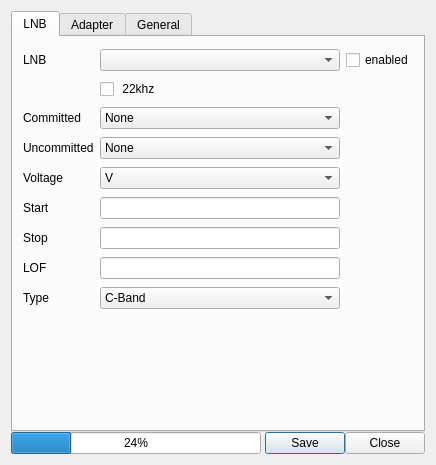
stahir/updatedvb, file settings.ui: the form before one commit.
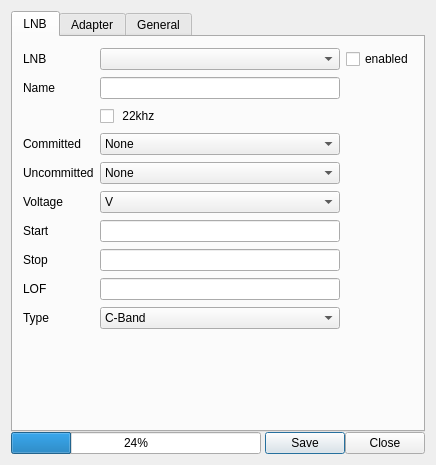
The form after the commit. The open tabs and pages were chosen to show the change.

```diff
--- a/settings.ui
+++ b/settings.ui
@@ -93,11 +93,42 @@
            <x>10</x>
            <y>10</y>
            <width>391</width>
-           <height>271</height>
+           <height>284</height>
           </rect>
          </property>
          <layout class="QGridLayout" name="gridLayout_2">
-          <item row="3" column="1">
+          <item row="6" column="0">
+           <widget class="QLabel" name="label">
+            <property name="text">
+             <string>Start</string>
+            </property>
+           </widget>
+          </item>
+          <item row="5" column="1">
+           <widget class="QComboBox" name="comboBox_voltage">
+            <item>
+             <property name="text">
+              <string>V</string>
+             </property>
+            </item>
+            <item>
+             <property name="text">
+              <string>H</string>
+             </property>
+            </item>
+            <item>
+             <property name="text">
+              <string>N</string>
+             </property>
+            </item>
+            <item>
+             <property name="text">
+              <string>B</string>
+             </property>
+            </item>
+           </widget>
+          </item>
+          <item row="4" column="1">
            <widget class="QComboBox" name="comboBox_uncommitted">
             <item>
              <property name="text">
@@ -146,126 +177,64 @@
             </item>
            </widget>
           </item>
-          <item row="2" column="0">
+          <item row="3" column="0">
            <widget class="QLabel" name="label_4">
             <property name="text">
              <string>Committed</string>
             </property>
            </widget>
           </item>
-          <item row="1" column="1">
-           <widget class="QCheckBox" name="checkBox_tone">
-            <property name="text">
-             <string> 22khz</string>
-            </property>
-           </widget>
-          </item>
-          <item row="0" column="1">
-           <widget class="QComboBox" name="comboBox_lnb"/>
-          </item>
-          <item row="3" column="0">
+          <item row="4" column="0">
            <widget class="QLabel" name="label_diseqcport">
             <property name="text">
              <string>Uncommitted</string>
             </property>
            </widget>
           </item>
+          <item row="3" column="1">
+           <widget class="QComboBox" name="comboBox_committed">
+            <item>
+             <property name="text">
+              <string>None</string>
+             </property>
+            </item>
+            <item>
+             <property name="text">
+              <string>1</string>
+             </property>
+            </item>
+            <item>
+             <property name="text">
+              <string>2</string>
+             </property>
+            </item>
+            <item>
+             <property name="text">
+              <string>3</string>
+             </property>
+            </item>
+            <item>
+             <property name="text">
+              <string>4</string>
+             </property>
+            </item>
+           </widget>
+          </item>
           <item row="6" column="1">
-           <widget class="QLineEdit" name="lineEdit_f_stop">
-            <property name="text">
-             <string/>
-            </property>
-           </widget>
-          </item>
-          <item row="5" column="1">
            <widget class="QLineEdit" name="lineEdit_f_start">
             <property name="text">
              <string/>
             </property>
            </widget>
           </item>
-          <item row="2" column="1">
-           <widget class="QComboBox" name="comboBox_committed">
-            <item>
-             <property name="text">
-              <string>None</string>
-             </property>
-            </item>
-            <item>
-             <property name="text">
-              <string>1</string>
-             </property>
-            </item>
-            <item>
-             <property name="text">
-              <string>2</string>
-             </property>
-            </item>
-            <item>
-             <property name="text">
-              <string>3</string>
-             </property>
-            </item>
-            <item>
-             <property name="text">
-              <string>4</string>
-             </property>
-            </item>
-           </widget>
-          </item>
-          <item row="0" column="0">
-           <widget class="QLabel" name="label_7">
+          <item row="7" column="1">
+           <widget class="QLineEdit" name="lineEdit_f_stop">
             <property name="text">
-             <string>LNB</string>
+             <string/>
             </property>
            </widget>
           </item>
-          <item row="6" column="0">
-           <widget class="QLabel" name="label_2">
-            <property name="text">
-             <string>Stop</string>
-            </property>
-           </widget>
-          </item>
-          <item row="5" column="0">
-           <widget class="QLabel" name="label">
-            <property name="text">
-             <string>Start</string>
-            </property>
-           </widget>
-          </item>
-          <item row="4" column="1">
-           <widget class="QComboBox" name="comboBox_voltage">
-            <item>
-             <property name="text">
-              <string>V</string>
-             </property>
-            </item>
-            <item>
-             <property name="text">
-              <string>H</string>
-             </property>
-            </item>
-            <item>
-             <property name="text">
-              <string>N</string>
-             </property>
-            </item>
-            <item>
-             <property name="text">
-              <string>B</string>
-             </property>
-            </item>
-           </widget>
-          </item>
-          <item row="4" column="0">
-           <widget class="QLabel" name="label_5">
-            <property name="text">
-             <string>Voltage</string>
-            </property>
-           </widget>
-          </item>
-          <item row="8" column="1">
+          <item row="9" column="1">
            <widget class="QComboBox" name="comboBox_type">
             <item>
              <property name="text">
@@ -309,6 +278,9 @@
             </item>
            </widget>
           </item>
+          <item row="8" column="1">
+           <widget class="QLineEdit" name="lineEdit_f_lof"/>
+          </item>
           <item row="0" column="2">
            <widget class="QCheckBox" name="checkBox_enabled">
             <property name="text">
@@ -319,23 +291,61 @@
             </property>
            </widget>
           </item>
-          <item row="7" column="1">
-           <widget class="QLineEdit" name="lineEdit_f_lof"/>
-          </item>
-          <item row="7" column="0">
+          <item row="8" column="0">
            <widget class="QLabel" name="label_3">
             <property name="text">
              <string>LOF</string>
             </property>
            </widget>
           </item>
-          <item row="8" column="0">
+          <item row="9" column="0">
            <widget class="QLabel" name="label_9">
             <property name="text">
              <string>Type</string>
             </property>
            </widget>
           </item>
+          <item row="5" column="0">
+           <widget class="QLabel" name="label_5">
+            <property name="text">
+             <string>Voltage</string>
+            </property>
+           </widget>
+          </item>
+          <item row="2" column="1">
+           <widget class="QCheckBox" name="checkBox_tone">
+            <property name="text">
+             <string> 22khz</string>
+            </property>
+           </widget>
+          </item>
+          <item row="0" column="1">
+           <widget class="QComboBox" name="comboBox_lnb"/>
+          </item>
+          <item row="0" column="0">
+           <widget class="QLabel" name="label_7">
+            <property name="text">
+             <string>LNB</string>
+            </property>
+           </widget>
+          </item>
+          <item row="7" column="0">
+           <widget class="QLabel" name="label_2">
+            <property name="text">
+             <string>Stop</string>
+            </property>
+           </widget>
+          </item>
+          <item row="1" column="0">
+           <widget class="QLabel" name="label_11">
+            <property name="text">
+             <string>Name</string>
+            </property>
+           </widget>
+          </item>
+          <item row="1" column="1">
+           <widget class="QLineEdit" name="lineEdit_lnb_name"/>
+          </item>
          </layout>
         </widget>
        </widget>
```
Left out of the diff: 2 changed lines with no effect on the pictures.
